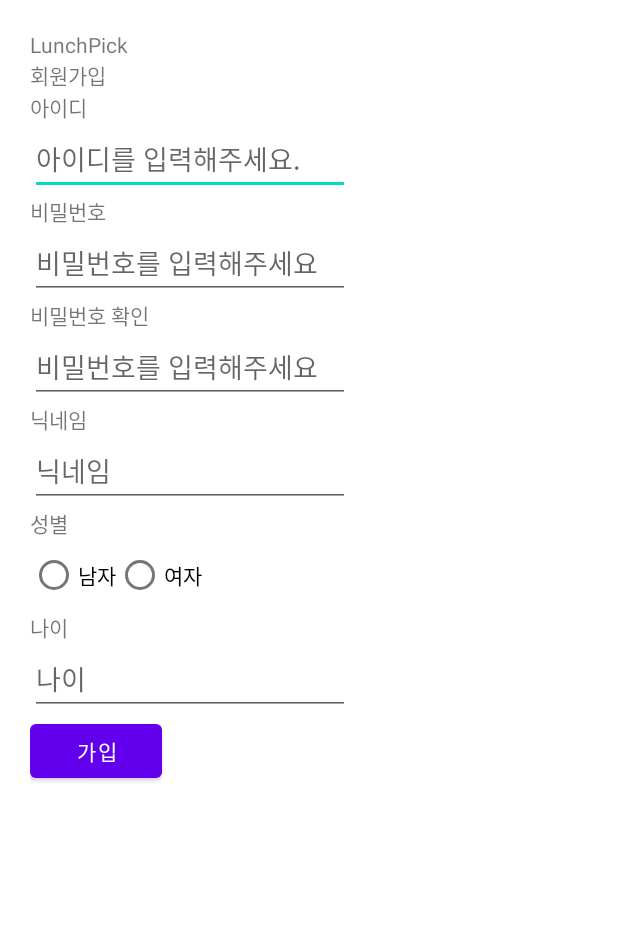
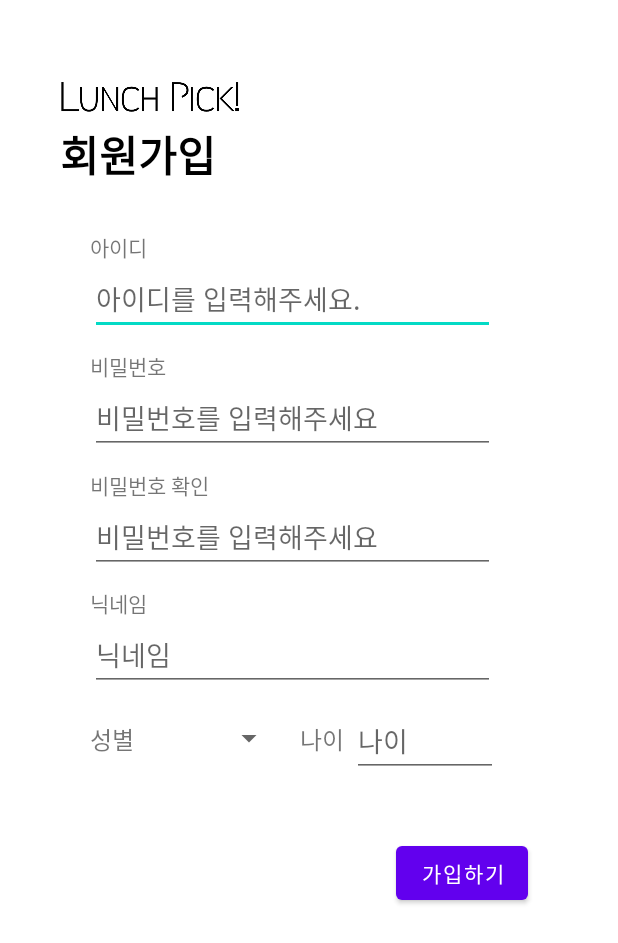
Before and after one commit to notecase17/kr.ac.kumoh.lunchpick, an Android app: the SignUpActivity screen opened directly, with no data from a screen before it, on a phone screen of 412 x 824 dp. Shown: the top 943 px of the screen. Run offline under Robolectric (Android 15) with nearby library versions, the phone set to English and light mode, and no system bars.

Commit message:
login UI without anim

```diff
--- a/app/src/main/java/kr/ac/kumoh/lunchpick/SignUpActivity.kt
+++ b/app/src/main/java/kr/ac/kumoh/lunchpick/SignUpActivity.kt
@@ -2,6 +2,9 @@ package kr.ac.kumoh.lunchpick
 
 import androidx.appcompat.app.AppCompatActivity
 import android.os.Bundle
+import android.view.View
+import android.widget.AdapterView
+import android.widget.ArrayAdapter
 import android.widget.Toast
 import kr.ac.kumoh.lunchpick.databinding.ActivitySignUpBinding
 
@@ -9,6 +12,9 @@ class SignUpActivity : AppCompatActivity() {
 
     private var isBlank = false
     private var isPwSame = false
+    // 아래 item_gender 불러오는 것에서 nullPointerException 에러 발생
+    //var item_gender = resources.getStringArray(R.array.gender)
+    //var spinnerAdapter = ArrayAdapter<String>(this, android.R.layout.simple_spinner_dropdown_item, item_gender)
 
     private lateinit var userGender: String
 
@@ -18,13 +24,37 @@ class SignUpActivity : AppCompatActivity() {
         super.onCreate(savedInstanceState)
         binding= ActivitySignUpBinding.inflate(layoutInflater)
         setContentView(binding.root)
+        /* Spinner 사용 시 코드
+        binding.spGender.adapter = spinnerAdapter
+        binding.spGender.onItemSelectedListener = object : AdapterView.OnItemSelectedListener {
+            override fun onItemSelected(
+                parent: AdapterView<*>,
+                view: View?,
+                position: Int,
+                id: Long)
+            {
+                when (position) {
+                    0 -> {
+                        userGender = "남"
+                    }
+                    1 -> {
+                        userGender = "여"
+                    }
+                }
+            }
+            override fun onNothingSelected(parent: AdapterView<*>?) {
+            }
+        }
+        */
 
+        /* 라디오 버튼 사용 시 코드
         binding.gender.setOnCheckedChangeListener { group, checkId ->
             when(checkId) {
                 R.id.rbMale -> userGender = "남"
                 R.id.rbFemale -> userGender = "여"
             }
         }
+        */
 
         binding.btnSignUp.setOnClickListener {
             val userId = binding.editUserId.text.toString()
--- a/app/src/main/res/layout/activity_sign_up.xml
+++ b/app/src/main/res/layout/activity_sign_up.xml
@@ -1,88 +1,184 @@
 <?xml version="1.0" encoding="utf-8"?>
-<LinearLayout
+<androidx.constraintlayout.widget.ConstraintLayout
     xmlns:android="http://schemas.android.com/apk/res/android"
     xmlns:app="http://schemas.android.com/apk/res-auto"
     xmlns:tools="http://schemas.android.com/tools"
     android:layout_width="match_parent"
     android:layout_height="match_parent"
-    android:orientation="vertical"
-    android:padding="20dp"
-    tools:context=".SignUpActivity">
+    tools:context=".LoginActivity">
 
-    <TextView
+    <ImageView
         android:id="@+id/tvAppName"
-        android:layout_width="wrap_content"
-        android:layout_height="wrap_content"
-        android:text="LunchPick" />
+        android:layout_width="120dp"
+        android:layout_height="30dp"
+        android:gravity="left"
+        android:layout_marginLeft="40dp"
+        android:layout_marginTop="50dp"
+        android:src="@drawable/lunchpick_logo_black"
+        app:layout_constraintTop_toTopOf="parent"
+        app:layout_constraintBottom_toTopOf="@id/tvService"
+        app:layout_constraintStart_toStartOf="parent"
+        />
 
     <TextView
         android:id="@+id/tvService"
         android:layout_width="wrap_content"
         android:layout_height="wrap_content"
-        android:text="회원가입" />
+        android:gravity="left"
+        android:layout_marginLeft="40dp"
+        android:layout_marginTop="2dp"
+        android:textSize="28sp"
+        android:textColor="#000000"
+        android:textStyle="bold"
+        android:text="회원가입"
+        app:layout_constraintTop_toBottomOf="@id/tvAppName"
+        app:layout_constraintStart_toStartOf="parent"
+        />
 
     <TextView
         android:id="@+id/tvId"
         android:layout_width="wrap_content"
         android:layout_height="wrap_content"
-        android:text="아이디" />
+        android:layout_marginLeft="60dp"
+        android:layout_marginTop="30dp"
+        android:text="아이디"
+        app:layout_constraintTop_toBottomOf="@id/tvService"
+        app:layout_constraintBottom_toTopOf="@id/editUserId"
+        app:layout_constraintStart_toStartOf="parent"
+        />
 
     <EditText
         android:id="@+id/editUserId"
-        android:layout_width="wrap_content"
+        android:layout_width="270dp"
         android:layout_height="wrap_content"
+        android:layout_marginLeft="60dp"
         android:inputType="textEmailAddress"
         android:ems="10"
-        android:hint="아이디를 입력해주세요." />
+        android:hint="아이디를 입력해주세요."
+        app:layout_constraintTop_toBottomOf="@id/tvId"
+        app:layout_constraintStart_toStartOf="parent"
+        />
 
         <TextView
             android:id="@+id/tvPw1"
             android:layout_width="wrap_content"
             android:layout_height="wrap_content"
-        android:text="비밀번호" />
+            android:layout_marginLeft="60dp"
+            android:layout_marginTop="10dp"
+            android:text="비밀번호"
+            app:layout_constraintTop_toBottomOf="@id/editUserId"
+            app:layout_constraintStart_toStartOf="parent"
+            />
 
         <EditText
             android:id="@+id/editUserPw1"
-        android:layout_width="wrap_content"
+            android:layout_width="270dp"
             android:layout_height="wrap_content"
+            android:layout_marginLeft="60dp"
             android:ems="10"
             android:hint="비밀번호를 입력해주세요"
-        android:inputType="textPassword" />
+            android:inputType="textPassword"
+            app:layout_constraintTop_toBottomOf="@id/tvPw1"
+            app:layout_constraintStart_toStartOf="parent"
+            />
 
         <TextView
             android:id="@+id/tvPw2"
             android:layout_width="wrap_content"
             android:layout_height="wrap_content"
-        android:text="비밀번호 확인" />
+            android:text="비밀번호 확인"
+            android:layout_marginLeft="60dp"
+            android:layout_marginTop="10dp"
+            app:layout_constraintTop_toBottomOf="@id/editUserPw1"
+            app:layout_constraintStart_toStartOf="parent"
+            />
 
         <EditText
             android:id="@+id/editUserPw2"
-        android:layout_width="wrap_content"
+            android:layout_width="270dp"
             android:layout_height="wrap_content"
+            android:layout_marginLeft="60dp"
             android:ems="10"
             android:hint="비밀번호를 입력해주세요"
-        android:inputType="textPassword" />
+            android:inputType="textPassword"
+            app:layout_constraintTop_toBottomOf="@id/tvPw2"
+            app:layout_constraintStart_toStartOf="parent"
+            />
 
         <TextView
             android:id="@+id/tvName"
             android:layout_width="wrap_content"
             android:layout_height="wrap_content"
-        android:text="닉네임" />
+            android:layout_marginLeft="60dp"
+            android:layout_marginTop="9dp"
+            android:text="닉네임"
+            app:layout_constraintTop_toBottomOf="@id/editUserPw2"
+            app:layout_constraintStart_toStartOf="parent"
+            />
 
         <EditText
             android:id="@+id/editName"
-        android:layout_width="wrap_content"
+            android:layout_width="270dp"
             android:layout_height="wrap_content"
+            android:layout_marginLeft="60dp"
             android:ems="10"
             android:inputType="textPersonName"
-        android:hint="닉네임" />
+            android:hint="닉네임"
+            app:layout_constraintTop_toBottomOf="@id/tvName"
+            app:layout_constraintStart_toStartOf="parent"
+            />
 
     <TextView
         android:id="@+id/tvGender"
         android:layout_width="wrap_content"
         android:layout_height="wrap_content"
-        android:text="성별" />
+        android:layout_marginLeft="60dp"
+        android:layout_marginTop="20dp"
+        android:textSize="16dp"
+        android:text="성별"
+        app:layout_constraintTop_toBottomOf="@id/editName"
+        app:layout_constraintStart_toStartOf="parent"
+        app:layout_constraintEnd_toStartOf="@id/spGender"
+        />
 
+    <Spinner
+        android:id="@+id/spGender"
+        android:layout_width="95dp"
+        android:layout_height="44dp"
+        android:layout_marginLeft="5dp"
+        android:layout_marginTop="9dp"
+        app:layout_constraintTop_toBottomOf="@id/editName"
+        app:layout_constraintStart_toEndOf="@id/tvGender"
+        />
+
+    <TextView
+        android:id="@+id/tvAge"
+        android:layout_width="wrap_content"
+        android:layout_height="wrap_content"
+        android:layout_marginTop="20dp"
+        android:layout_marginStart="10dp"
+        android:textSize="16dp"
+        android:text="나이"
+        app:layout_constraintTop_toBottomOf="@id/editName"
+        app:layout_constraintStart_toEndOf="@id/spGender"
+        app:layout_constraintEnd_toStartOf="@id/editAge"
+        />
+    <EditText
+        android:id="@+id/editAge"
+        android:layout_width="97dp"
+        android:layout_height="wrap_content"
+        android:layout_marginLeft="5dp"
+        android:layout_marginTop="9dp"
+        android:ems="10"
+        android:inputType="number"
+        android:hint="나이"
+        app:layout_constraintTop_toBottomOf="@id/editName"
+        app:layout_constraintStart_toEndOf="@id/tvAge"
+        />
+    <!-- 성별 선택 - 라디오 버튼 사용
+        <LinearLayout
+            android:layout_width="match_parent"
+            android:layout_height="match_parent">
             <RadioGroup
                 android:id="@+id/gender"
                 android:layout_width="wrap_content"
@@ -93,33 +189,34 @@
                     android:id="@+id/rbMale"
                     android:layout_width="wrap_content"
                     android:layout_height="wrap_content"
-            android:text="남자" />
+                    android:text="남자"
+                    app:layout_constraintTop_toTopOf="parent"
+                    app:layout_constraintBottom_toTopOf="@id/tvService"
+                    app:layout_constraintStart_toStartOf="parent"
+                    app:layout_constraintEnd_toEndOf="parent"
+                    />
 
                 <RadioButton
                     android:id="@+id/rbFemale"
                     android:layout_width="wrap_content"
                     android:layout_height="wrap_content"
-            android:text="여자" />
+                    android:text="여자"
+                    app:layout_constraintTop_toTopOf="parent"
+                    app:layout_constraintBottom_toTopOf="@id/tvService"
+                    app:layout_constraintStart_toStartOf="parent"
+                    app:layout_constraintEnd_toEndOf="parent"
+                    />
             </RadioGroup>
-
-    <TextView
-        android:id="@+id/tvAge"
-        android:layout_width="wrap_content"
-        android:layout_height="wrap_content"
-        android:text="나이" />
-
-    <EditText
-        android:id="@+id/editAge"
-        android:layout_width="wrap_content"
-        android:layout_height="wrap_content"
-        android:ems="10"
-        android:inputType="number"
-        android:hint="나이" />
-
+        </LinearLayout>
+        -->
         <Button
             android:id="@+id/btnSignUp"
             android:layout_width="wrap_content"
             android:layout_height="wrap_content"
-        android:text="가입" />
-
-</LinearLayout>
+            android:layout_marginEnd="60dp"
+            android:layout_marginTop="40dp"
+            android:text="가입하기"
+            app:layout_constraintTop_toBottomOf="@id/editAge"
+            app:layout_constraintEnd_toEndOf="parent"
+            />
+</androidx.constraintlayout.widget.ConstraintLayout>
--- a/app/src/main/res/values/arrays.xml
+++ b/app/src/main/res/values/arrays.xml
@@ -14,4 +14,9 @@
         <item>@drawable/food_img_011</item>
         <item>@drawable/food_img_012</item>
     </array>
+
+    <string-array name="gender">
+        <item>남성</item>
+        <item>여성</item>
+    </string-array>
 </resources>
```
Lines whose indentation alone changed are shown as unchanged.
